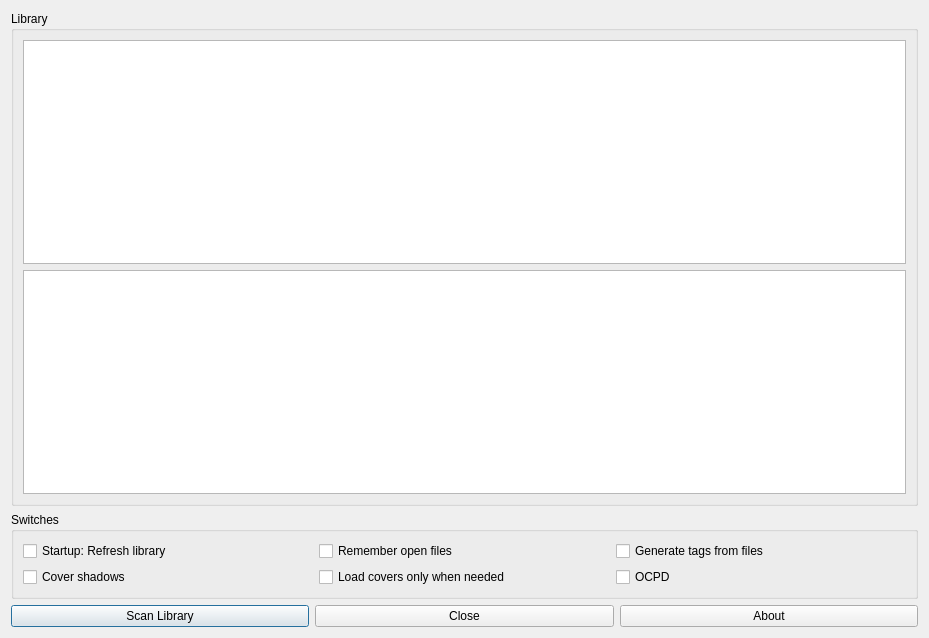
Above: resources/raw/settings.ui from BasioMeusPuga/Lector before the change. Below: the same form after it.
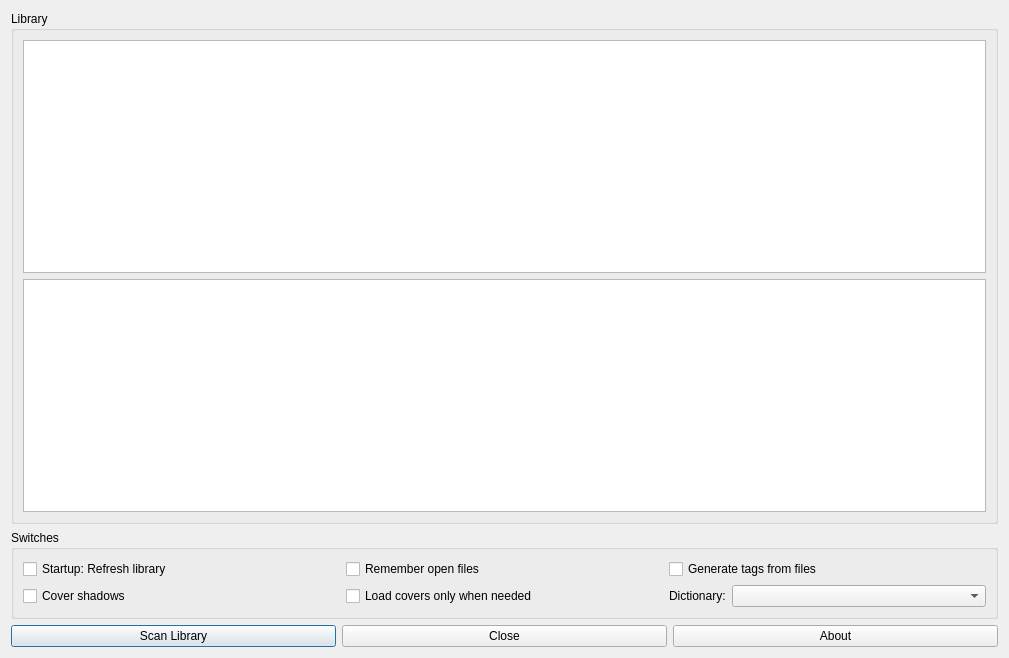
That is the form after the change.

Commit message: Dialog background color Definition language Mouse cursor hiding

Patch:
```diff
--- a/resources/raw/settings.ui
+++ b/resources/raw/settings.ui
@@ -6,8 +6,8 @@
    <rect>
     <x>0</x>
     <y>0</y>
-    <width>929</width>
-    <height>638</height>
+    <width>1009</width>
+    <height>658</height>
    </rect>
   </property>
   <property name="windowTitle">
@@ -93,11 +93,27 @@
            </widget>
           </item>
           <item>
-           <widget class="QCheckBox" name="checkBox">
-            <property name="text">
-             <string>OCPD</string>
-            </property>
-           </widget>
+           <layout class="QHBoxLayout" name="horizontalLayout_3">
+            <item>
+             <widget class="QLabel" name="languageLabel">
+              <property name="sizePolicy">
+               <sizepolicy hsizetype="Maximum" vsizetype="Preferred">
+                <horstretch>0</horstretch>
+                <verstretch>0</verstretch>
+               </sizepolicy>
+              </property>
+              <property name="text">
+               <string>Dictionary:</string>
+              </property>
+              <property name="alignment">
+               <set>Qt::AlignLeading|Qt::AlignLeft|Qt::AlignVCenter</set>
+              </property>
+             </widget>
+            </item>
+            <item>
+             <widget class="QComboBox" name="languageBox"/>
+            </item>
+           </layout>
           </item>
          </layout>
         </item>
```
The commit also changes 11 other files.
